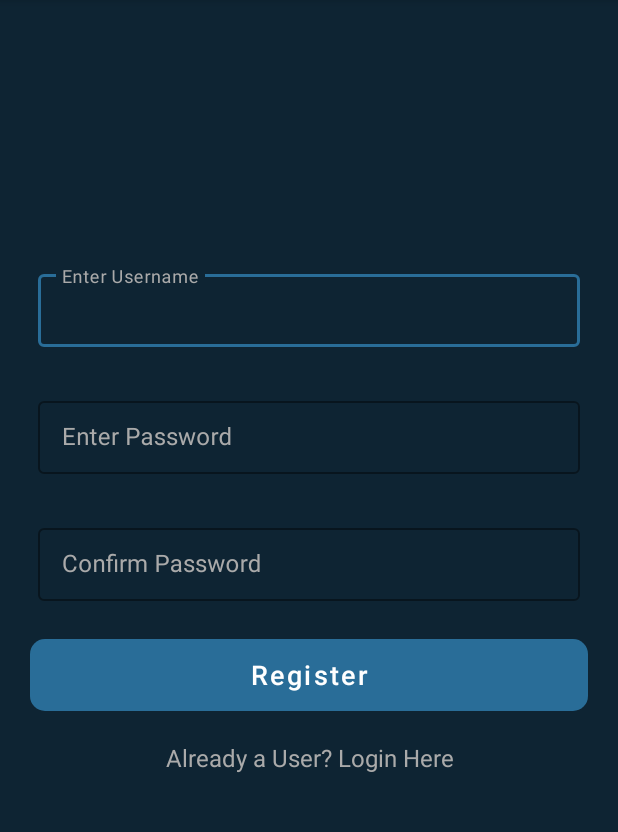
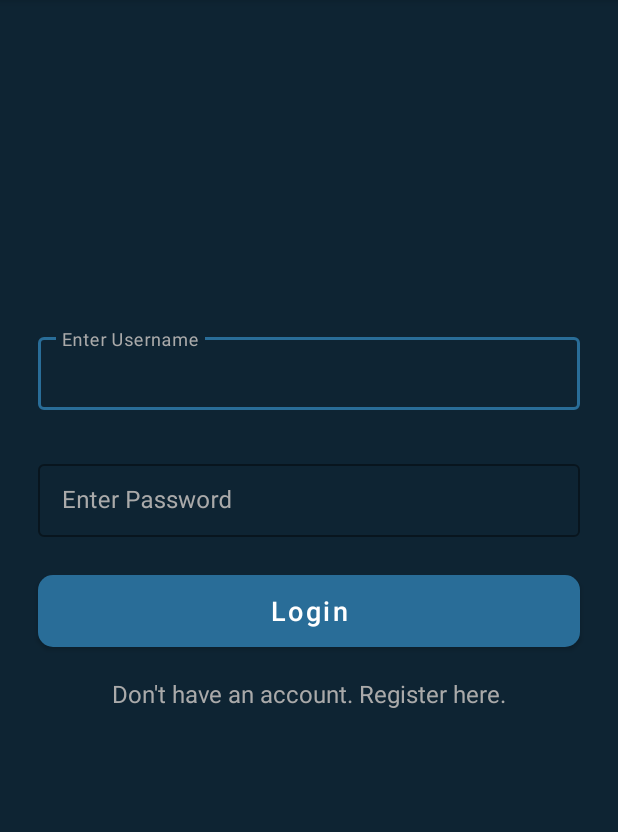
Before and after one commit to shahrazeahmad07/udemy-clone, an Android app: the screen it shows after launch (RegistrationActivity before the commit, LoginActivity after it), on a phone screen of 412 x 824 dp, the part 84-916 px from its top. Run offline under Robolectric (Android 15) with nearby library versions, the phone set to English and light mode, and no system bars; our stand-ins replace Firebase (no records; nobody signed in at launch, a user with empty details on screens opened directly).

Commit message:
Login Activity Functionality done.

```diff
--- a/app/src/main/res/layout/activity_login.xml
+++ b/app/src/main/res/layout/activity_login.xml
@@ -1,8 +1,84 @@
 <?xml version="1.0" encoding="utf-8"?>
-<androidx.constraintlayout.widget.ConstraintLayout xmlns:android="http://schemas.android.com/apk/res/android"
+<LinearLayout xmlns:android="http://schemas.android.com/apk/res/android"
     xmlns:tools="http://schemas.android.com/tools"
     android:layout_width="match_parent"
     android:layout_height="match_parent"
-    tools:context=".LoginActivity">
+    xmlns:app="http://schemas.android.com/apk/res-auto"
+    tools:context=".LoginActivity"
+    android:background="@color/blueShade1"
+    android:orientation="vertical"
+    android:gravity="center"
+    android:padding="20dp">
 
-</androidx.constraintlayout.widget.ConstraintLayout>
+    <com.google.android.material.textfield.TextInputLayout
+        android:layout_width="match_parent"
+        android:layout_height="wrap_content"
+        android:hint="@string/enter_username"
+        style="@style/TextInputLayout"
+        android:padding="5dp"
+        android:textColorHint="@android:color/darker_gray"
+        app:hintTextColor="@android:color/darker_gray">
+
+        <com.google.android.material.textfield.TextInputEditText
+            android:id="@+id/etUsername"
+            android:layout_width="match_parent"
+            android:layout_height="match_parent"
+            android:autofillHints="false"
+            android:inputType="textEmailAddress"
+            android:textColor="@color/white"
+            android:textSize="16sp"/>
+
+    </com.google.android.material.textfield.TextInputLayout>
+
+    <com.google.android.material.textfield.TextInputLayout
+        android:layout_width="match_parent"
+        android:layout_height="wrap_content"
+        android:hint="@string/enter_password"
+        style="@style/TextInputLayout"
+        android:padding="5dp"
+        android:textColorHint="@android:color/darker_gray"
+        app:hintTextColor="@android:color/darker_gray"
+        android:layout_marginTop="20dp">
+
+        <com.google.android.material.textfield.TextInputEditText
+            android:id="@+id/etPassword"
+            android:layout_width="match_parent"
+            android:layout_height="match_parent"
+            android:autofillHints="false"
+            android:inputType="textPassword"
+            android:textColor="@color/white"
+            android:textSize="16sp"/>
+
+    </com.google.android.material.textfield.TextInputLayout>
+
+    <Button
+        android:id="@+id/btnLogin"
+        android:layout_width="match_parent"
+        android:layout_height="wrap_content"
+        android:layout_marginTop="20dp"
+        android:layout_marginLeft="5dp"
+        android:layout_marginRight="5dp"
+        android:text="@string/login"
+        android:textAllCaps="false"
+        android:textSize="18sp"
+        android:background="@drawable/custom_button_background"/>
+
+    <TextView
+        android:id="@+id/tvLoginHere"
+        android:layout_width="match_parent"
+        android:layout_height="wrap_content"
+        android:layout_marginTop="20dp"
+        android:text="@string/don_t_have_an_account_register_here"
+        android:gravity="center"
+        android:textColor="@android:color/darker_gray"
+        android:textSize="16sp"
+        android:layout_marginBottom="80dp"/>
+
+    <ProgressBar
+        android:id="@+id/progressBar"
+        android:layout_width="wrap_content"
+        android:layout_height="wrap_content"
+        android:indeterminate="true"
+        android:visibility="gone"/>
+
+</LinearLayout>
--- a/app/src/main/res/values/colors.xml
+++ b/app/src/main/res/values/colors.xml
@@ -2,7 +2,7 @@
 <resources xmlns:tools="http://schemas.android.com/tools">
     <color name="purple_200">#3E7BA2</color>
     <color name="purple_500">#296D98</color>
-    <color name="purple_700">#246288</color>
+    <color name="purple_700">#205779</color>
     <color name="teal_200">#FF03DAC5</color>
     <color name="teal_700">#FF018786</color>
     <color name="black">#FF000000</color>
--- a/app/src/main/res/values/strings.xml
+++ b/app/src/main/res/values/strings.xml
@@ -5,4 +5,7 @@
     <string name="confirm_password">Confirm Password</string>
     <string name="register">Register</string>
     <string name="already_a_user_login_here">Already a User? Login Here</string>
+    <string name="login">Login</string>
+    <string name="don_t_have_an_account_register_here">Don\'t have an account. Register here.</string>
+    <string name="logout">Logout</string>
 </resources>
```
Also changed, not shown: app/src/main/AndroidManifest.xml (+7 -4 lines), app/src/main/java/com/example/udemyclone/LoginActivity.kt (+41 -82 lines), app/src/main/java/com/example/udemyclone/RegistrationActivity.kt (+40 -1 lines), app/src/main/res/layout/activity_registration.xml (+7 -0 lines).
